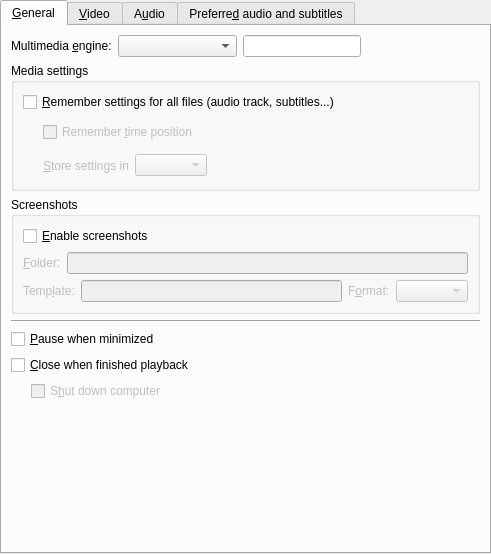
Before: the Qt Designer form src/prefgeneral.ui in smplayer-dev/smplayer, drawn with Qt 5.
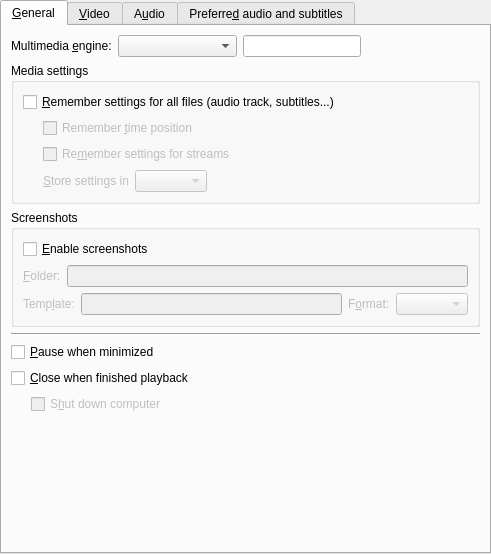
After: the same form once the commit is applied. Custom widgets are drawn as their Qt base class.

Commit message: Add option "remember settings for streams" in Preferneces -> General.

```diff
--- a/src/prefgeneral.ui
+++ b/src/prefgeneral.ui
@@ -85,7 +85,7 @@
           </item>
           <item>
            <layout class="QGridLayout">
-            <item row="0" column="0" rowspan="2">
+            <item row="0" column="0" rowspan="3">
              <spacer>
               <property name="orientation">
                <enum>Qt::Horizontal</enum>
@@ -117,7 +117,7 @@
               </property>
              </widget>
             </item>
-            <item row="1" column="1">
+            <item row="2" column="1">
              <layout class="QHBoxLayout">
               <item>
                <widget class="QLabel" name="filesettings_method_label">
@@ -154,6 +154,16 @@
               </item>
              </layout>
             </item>
+            <item row="1" column="1">
+             <widget class="QCheckBox" name="remember_streams_check">
+              <property name="enabled">
+               <bool>false</bool>
+              </property>
+              <property name="text">
+               <string>Re&amp;member settings for streams</string>
+              </property>
+             </widget>
+            </item>
            </layout>
           </item>
          </layout>
```
Left out of the diff: 17 changed lines with no effect on the pictures. The commit also changes 2 other files.
